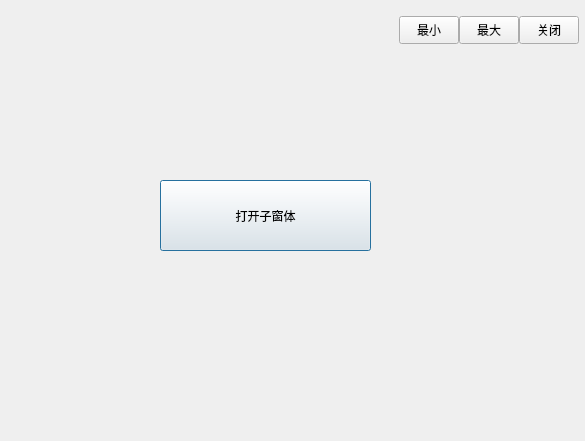
redchairman/qt-frameless, file QtFrameless2/frameless/form/dialog.ui: the form before one commit.
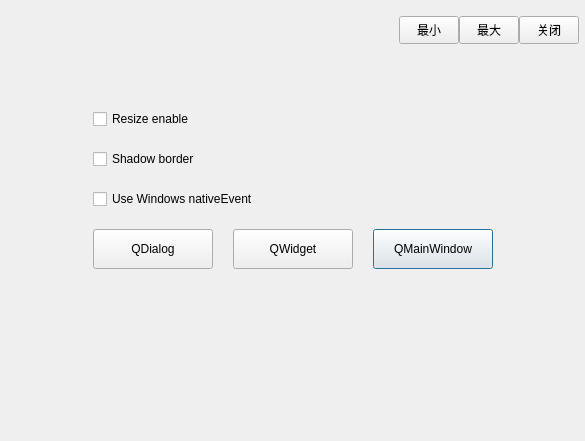
The form after the commit.

The edit to the form file:
```diff
--- a/QtFrameless2/frameless/form/dialog.ui
+++ b/QtFrameless2/frameless/form/dialog.ui
@@ -212,19 +212,144 @@
        <verstretch>0</verstretch>
       </sizepolicy>
      </property>
-     <widget class="QPushButton" name="pushButton">
-      <property name="geometry">
-       <rect>
-        <x>160</x>
-        <y>120</y>
-        <width>211</width>
-        <height>71</height>
-       </rect>
+     <layout class="QGridLayout" name="gridLayout">
+      <property name="spacing">
+       <number>20</number>
       </property>
-      <property name="text">
-       <string>打开子窗体</string>
-      </property>
-     </widget>
+      <item row="0" column="1">
+       <spacer name="verticalSpacer">
+        <property name="orientation">
+         <enum>Qt::Vertical</enum>
+        </property>
+        <property name="sizeType">
+         <enum>QSizePolicy::Fixed</enum>
+        </property>
+        <property name="sizeHint" stdset="0">
+         <size>
+          <width>20</width>
+          <height>40</height>
+         </size>
+        </property>
+       </spacer>
+      </item>
+      <item row="4" column="3">
+       <widget class="QPushButton" name="pushButton_QMainWindow">
+        <property name="minimumSize">
+         <size>
+          <width>120</width>
+          <height>40</height>
+         </size>
+        </property>
+        <property name="maximumSize">
+         <size>
+          <width>120</width>
+          <height>40</height>
+         </size>
+        </property>
+        <property name="text">
+         <string>QMainWindow</string>
+        </property>
+       </widget>
+      </item>
+      <item row="4" column="2">
+       <widget class="QPushButton" name="pushButton_QWidget">
+        <property name="minimumSize">
+         <size>
+          <width>120</width>
+          <height>40</height>
+         </size>
+        </property>
+        <property name="maximumSize">
+         <size>
+          <width>120</width>
+          <height>40</height>
+         </size>
+        </property>
+        <property name="text">
+         <string>QWidget</string>
+        </property>
+       </widget>
+      </item>
+      <item row="4" column="4">
+       <spacer name="horizontalSpacer_2">
+        <property name="orientation">
+         <enum>Qt::Horizontal</enum>
+        </property>
+        <property name="sizeHint" stdset="0">
+         <size>
+          <width>60</width>
+          <height>20</height>
+         </size>
+        </property>
+       </spacer>
+      </item>
+      <item row="4" column="1">
+       <widget class="QPushButton" name="pushButton_QDialog">
+        <property name="minimumSize">
+         <size>
+          <width>120</width>
+          <height>40</height>
+         </size>
+        </property>
+        <property name="maximumSize">
+         <size>
+          <width>120</width>
+          <height>40</height>
+         </size>
+        </property>
+        <property name="text">
+         <string>QDialog</string>
+        </property>
+       </widget>
+      </item>
+      <item row="4" column="0">
+       <spacer name="horizontalSpacer">
+        <property name="orientation">
+         <enum>Qt::Horizontal</enum>
+        </property>
+        <property name="sizeHint" stdset="0">
+         <size>
+          <width>61</width>
+          <height>20</height>
+         </size>
+        </property>
+       </spacer>
+      </item>
+      <item row="5" column="2">
+       <spacer name="verticalSpacer_2">
+        <property name="orientation">
+         <enum>Qt::Vertical</enum>
+        </property>
+        <property name="sizeHint" stdset="0">
+         <size>
+          <width>20</width>
+          <height>40</height>
+         </size>
+        </property>
+       </spacer>
+      </item>
+      <item row="3" column="1" colspan="3">
+       <widget class="QCheckBox" name="checkBox_winNativeEvent">
+        <property name="text">
+         <string>Use Windows nativeEvent</string>
+        </property>
+       </widget>
+      </item>
+      <item row="2" column="1" colspan="3">
+       <widget class="QCheckBox" name="checkBox_shadowBorder">
+        <property name="text">
+         <string>Shadow border</string>
+        </property>
+       </widget>
+      </item>
+      <item row="1" column="1" colspan="3">
+       <widget class="QCheckBox" name="checkBox_resizeEnable">
+        <property name="text">
+         <string>Resize enable</string>
+        </property>
+       </widget>
+      </item>
+     </layout>
     </widget>
    </item>
   </layout>
```
